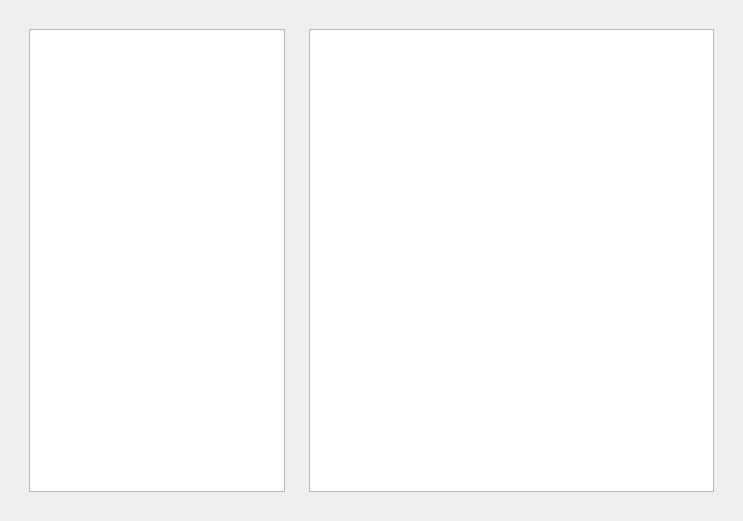
The window that ui/ui_files/game_profile_widget.ui (JPCassimiro/JHMR) describes before a commit, drawn with Qt 5.
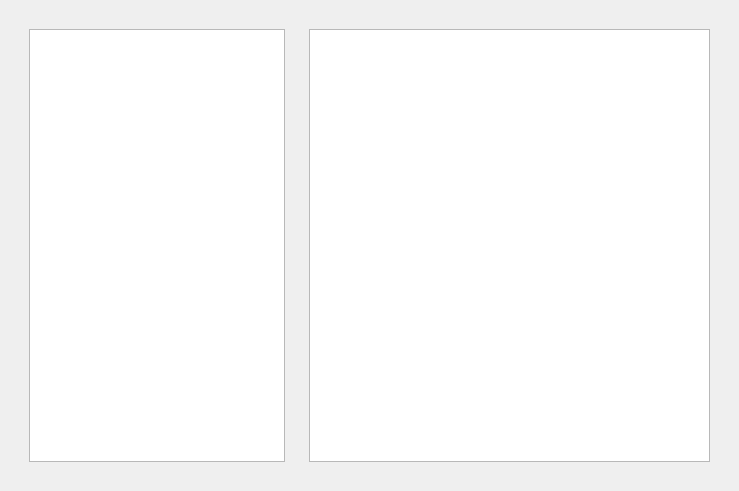
The same window after the commit.

What changed in the file:
```diff
--- a/ui/ui_files/game_profile_widget.ui
+++ b/ui/ui_files/game_profile_widget.ui
@@ -6,8 +6,8 @@
    <rect>
     <x>0</x>
     <y>0</y>
-    <width>743</width>
-    <height>521</height>
+    <width>739</width>
+    <height>491</height>
    </rect>
   </property>
   <property name="windowTitle">
```
Left out of the diff: 2 changed lines with no effect on the pictures.
